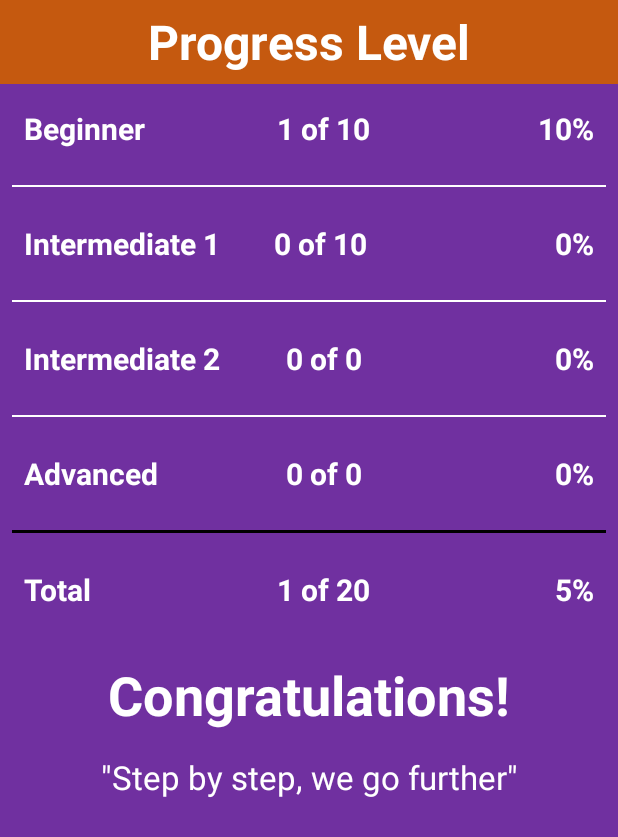
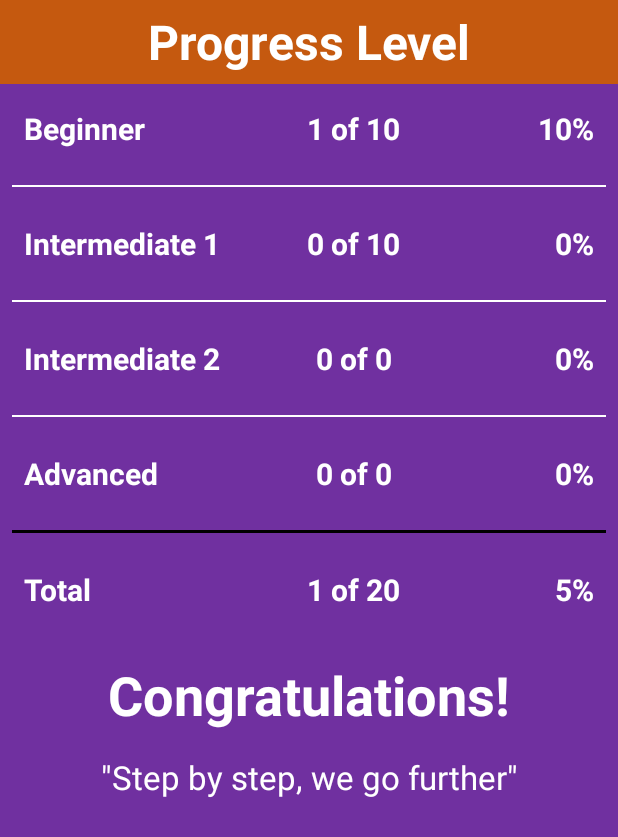
Before and after one commit to cressterrell/2_step_videos, an Android app: the ProgressLevelActivity screen opened directly, with no data from a screen before it, on a phone screen of 412 x 824 dp. Shown: the top 837 px of the screen. Run offline under Robolectric (Android 15) with nearby library versions, the phone set to English and light mode, and no system bars.

Commit message:
More styling updates.

```diff
--- a/app/build.gradle
+++ b/app/build.gradle
@@ -15,8 +15,8 @@ android {
         applicationId "com.idancealot.twostep"
         minSdkVersion 21
         targetSdkVersion 23
-        versionCode 42
-        versionName "4.2"
+        versionCode 43
+        versionName "4.3"
         signingConfig signingConfigs.config
     }
     buildTypes {
--- a/app/src/main/AndroidManifest.xml
+++ b/app/src/main/AndroidManifest.xml
@@ -40,8 +40,6 @@
             android:name=".SavedRoutinesActivity" android:screenOrientation="portrait"
             android:label="@string/category_saved_routine" />
         <activity
-            android:screenOrientation="portrait"
-            android:configChanges="orientation|keyboardHidden"
             android:name=".DanceDanceVideoPlayer"
             android:label="DDVP" />
     </application>
--- a/app/src/main/java/com/idancealot/twostep/WordAdapter.java
+++ b/app/src/main/java/com/idancealot/twostep/WordAdapter.java
@@ -128,7 +128,7 @@ public class WordAdapter extends ArrayAdapter<Word>  {
         // Set the background color of the text container View
         viewHolder.container.setBackgroundColor(color);
         if (currentWord.getItemId()>5 && !isUserSubscribed) {
-            viewHolder.container.setBackgroundColor(ContextCompat.getColor(mContext, R.color.saved));
+            viewHolder.container.setBackgroundColor(ContextCompat.getColor(mContext, R.color.progress));
         } else {
             viewHolder.container.setBackgroundColor(ContextCompat.getColor(mContext, R.color.moves));
         }
--- a/app/src/main/res/layout/list_item.xml
+++ b/app/src/main/res/layout/list_item.xml
@@ -40,6 +40,7 @@
             android:layout_width="@dimen/list_item_height"
             android:layout_height="@dimen/list_item_height"
             android:button="@null"
+            android:backgroundTint="#000000"
             android:background="?android:attr/listChoiceIndicatorMultiple"/>
 
     </FrameLayout>
--- a/app/src/main/res/layout/progress.xml
+++ b/app/src/main/res/layout/progress.xml
@@ -40,7 +40,7 @@
         android:textSize="20sp"
         android:textColor="@color/white"
         android:textStyle="bold"
-        android:paddingLeft="20dp"
+        android:paddingLeft="60dp"
         android:layout_width="wrap_content"
         android:layout_marginTop="16dp"
         android:layout_below="@+id/toolbar"
@@ -87,7 +87,7 @@
         android:textStyle="bold"
         android:layout_width="wrap_content"
         android:layout_marginTop="16dp"
-        android:paddingLeft="16dp"
+        android:paddingLeft="60dp"
         android:gravity="center_horizontal"
         android:layout_below="@+id/div1"
         android:layout_centerHorizontal="true"/>
@@ -129,7 +129,7 @@
         android:text="X of Y"
         android:textSize="20sp"
         android:textColor="@color/white"
-        android:paddingLeft="20dp"
+        android:paddingLeft="60dp"
         android:textStyle="bold"
         android:gravity="center_horizontal"
         android:layout_width="wrap_content"
@@ -175,7 +175,7 @@
         android:textSize="20sp"
         android:textColor="@color/white"
         android:textStyle="bold"
-        android:paddingLeft="20dp"
+        android:paddingLeft="60dp"
         android:layout_width="wrap_content"
         android:gravity="center_horizontal"
         android:layout_margin="16dp"
@@ -222,7 +222,7 @@
         android:textStyle="bold"
         android:gravity="center_horizontal"
         android:layout_width="wrap_content"
-        android:paddingLeft="20dp"
+        android:paddingLeft="60dp"
         android:layout_margin="16dp"
         android:layout_below="@+id/div4"
         android:layout_centerHorizontal="true"/>
--- a/app/src/main/res/layout/videoplayer.xml
+++ b/app/src/main/res/layout/videoplayer.xml
@@ -2,7 +2,7 @@
 <FrameLayout xmlns:android="http://schemas.android.com/apk/res/android"
     android:layout_width="fill_parent"
     android:layout_height="fill_parent"
-    android:background="@color/moves">
+    android:background="#000000">
     <android.support.v7.widget.Toolbar
         android:id="@+id/toolbar"
         android:layout_height="wrap_content"
```
Also changed, not shown: app/src/main/res/drawable-xxxhdpi/ic_play_arrow.png.
